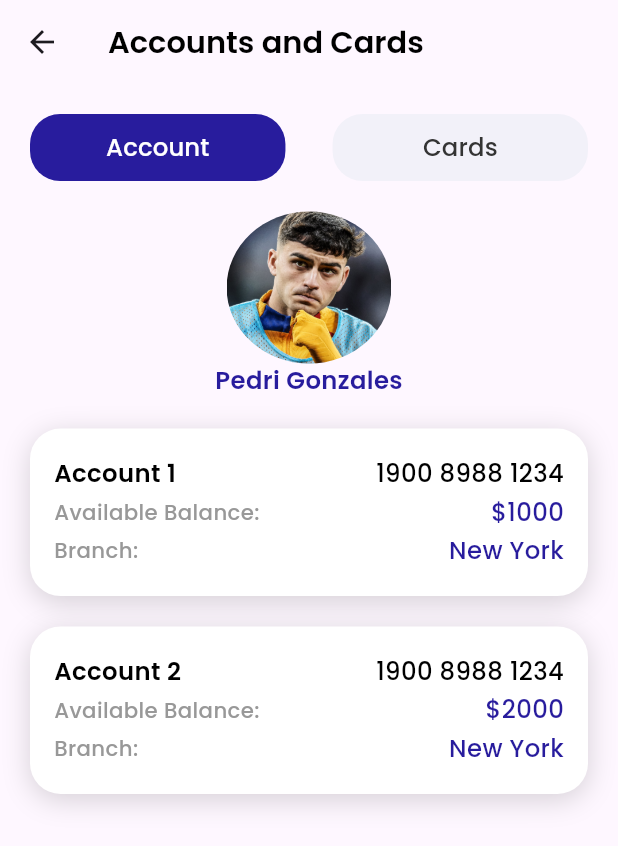
After one commit to omar20800/ibank, a Flutter app: the HomeScreen screen opened directly, after a tap on "Account and Cards", on a phone screen of 412 x 824 dp. The commit adds this screen. Shown: the top 846 px of the screen. Run offline on Flutter 3.47's test engine with Material 3 defaults, Android fonts, the phone set to English and light mode, and no system bars; our stand-ins replace cloud_firestore, firebase_auth, firebase_core, flutter_bloc, flutter_screenutil, flutter_svg and 3 more; missing offline and left inert: double_tap_to_exit; accounts and stored records are empty.

Commit message:
feat: Refactor HomeScreen and add AccountsTab widget
- Updated HomeScreen to dynamically display user name and removed hardcoded values.
- Introduced AccountsTab widget to display account details in a list format.
- Modified HomeTileWidget to navigate to AccountcardScreen on tap.
- Changed BottomNavigationBar type to shifting and enabled unselected labels.
- Refactored SettingsScreen to use a new SettingsListWidget for better organization.
- Added new SettingsListWidget to encapsulate settings options.
- Integrated Hive for local storage of user data and tokens.
- Updated pubspec.yaml and pubspec.lock for new dependencies and versions.
- Adjusted GeneratedPluginRegistrant.swift for path_provider integration.

```diff
--- /dev/null
+++ b/devtools_options.yaml
@@ -0,0 +1,3 @@
+description: This file stores settings for Dart & Flutter DevTools.
+documentation: https://docs.flutter.dev/tools/devtools/extensions#configure-extension-enablement-states
+extensions:
--- /dev/null
+++ b/lib/core/model/card_mode.dart
@@ -0,0 +1,29 @@
+class CardModel {
+  String cardnumber;
+  String cardholdername;
+  String expirationdate;
+  String? type;
+
+  CardModel({
+    required this.cardnumber,
+    required this.cardholdername,
+    required this.expirationdate,
+    this.type,
+  }) {
+    type = getcardtype(cardnumber);
+  }
+
+  String? getcardtype(String cardnumber) {
+    if (cardnumber.startsWith('4')) {
+      return 'visa';
+    } else if (cardnumber.startsWith('5') || cardnumber.startsWith('2')) {
+      return 'mastercard';
+    } else if (cardnumber.startsWith('3')) {
+      return 'american express';
+    } else if (cardnumber.startsWith('6')) {
+      return 'discover';
+    } else {
+      return null;
+    }
+  }
+}
--- /dev/null
+++ b/lib/core/model/user_model.dart
@@ -0,0 +1,69 @@
+import 'package:hive/hive.dart';
+
+part 'user_model.g.dart';
+
+@HiveType(typeId: 1)
+class UserModel {
+  @HiveField(0)
+  String? uid;
+  @HiveField(1)
+  String? name;
+  @HiveField(2)
+  String? email;
+  @HiveField(3)
+  String? imageUrl;
+  @HiveField(4)
+  String? phoneNumber;
+  @HiveField(5)
+  int? age;
+  @HiveField(6)
+  double? balance;
+
+  UserModel({
+    this.uid,
+    this.name,
+    this.email,
+    this.imageUrl,
+    this.phoneNumber,
+    this.age,
+    this.balance,
+  });
+  UserModel.fromJson(Map<String, dynamic> json) {
+    uid = json['uid'];
+    name = json['name'];
+    email = json['email'];
+    imageUrl = json['imageUrl'];
+    phoneNumber = json['phoneNumber'];
+    age = json['age'];
+    balance = json['balance'];
+  }
+  Map<String, dynamic> toJson() {
+    final Map<String, dynamic> data = <String, dynamic>{};
+    data['uid'] = uid;
+    data['name'] = name;
+    data['email'] = email;
+    data['imageUrl'] = imageUrl;
+    data['phoneNumber'] = phoneNumber;
+    data['age'] = age;
+    data['balance'] = balance;
+    return data;
+  }
+
+  UserModel copyWith({
+    String? uid,
+    String? name,
+    String? email,
+    String? imageUrl,
+    String? phoneNumber,
+    int? age,
+    double? balance,
+  }) => UserModel(
+    uid: uid ?? this.uid,
+    name: name ?? this.name,
+    email: email ?? this.email,
+    imageUrl: imageUrl ?? this.imageUrl,
+    phoneNumber: phoneNumber ?? this.phoneNumber,
+    age: age ?? this.age,
+    balance: balance ?? this.balance,
+  );
+}
--- a/lib/core/service/local_helper.dart
+++ b/lib/core/service/local_helper.dart
@@ -1,21 +1,22 @@
-import 'package:shared_preferences/shared_preferences.dart';
+import 'package:hive/hive.dart';
+import 'package:ibank/core/model/user_model.dart';
 
 class AppLocalStorage {
-  static SharedPreferences? tokenpref;
+  static Box<UserModel>? userbox;
 
   static init() async {
-    tokenpref = await SharedPreferences.getInstance();
+    userbox = Hive.box<UserModel>('userbox');
   }
 
-  static cacheToken(String token) async {
-    await tokenpref?.setString('token', token);
+  static cacheUser(String key, UserModel user) async {
+    await userbox?.put(key, user);
   }
 
-  static getToken() {
-    return tokenpref?.getString('token');
+  static UserModel? getUser(String key) {
+    return userbox?.get(key);
   }
 
-  static removeToken() async {
-    await tokenpref?.remove('token');
+  static removeUser(String key) async {
+    await userbox?.delete(key);
   }
 }
--- a/lib/features/home/presentation/widgets/credit_card_widget.dart
+++ b/lib/core/widgets/credit_card_widget.dart
@@ -1,23 +1,17 @@
 import 'package:flutter/material.dart';
 import 'package:flutter_screenutil/flutter_screenutil.dart';
+import 'package:ibank/core/model/card_mode.dart';
 import 'package:ibank/core/utils/appcolour.dart';
 import 'package:ibank/core/utils/text_style.dart';
 import 'package:ibank/features/home/presentation/widgets/serial_number_widget.dart';
 
 class CreditCardWidget extends StatelessWidget {
-  const CreditCardWidget({
-    super.key,
-    this.serialnumber = '',
-    this.username = '',
-    this.balance = 0.0,
-  });
-  final String username;
-  final String serialnumber;
-  final double balance;
+  const CreditCardWidget({super.key, this.card});
+  final CardModel? card;
 
   @override
   Widget build(BuildContext context) {
-    if (serialnumber.isEmpty == false) {
+    if (card != null) {
       return Container(
         width: double.infinity,
         height: 250.h,
@@ -25,7 +19,7 @@ class CreditCardWidget extends StatelessWidget {
         decoration: BoxDecoration(
           image: DecorationImage(
             fit: BoxFit.fitWidth,
-            image: AssetImage('assets/images/${getcardtype(serialnumber)}.png'),
+            image: AssetImage('assets/images/${card?.type}.png'),
           ),
         ),
         child: Column(
@@ -34,21 +28,21 @@ class CreditCardWidget extends StatelessWidget {
           children: [
             Expanded(
               child: Text(
-                username,
+                card!.cardholdername,
                 maxLines: 1,
                 overflow: TextOverflow.ellipsis,
                 style: getTitle2TextStyle(color: AppColours.naturalColor6),
               ),
             ),
             Text(
-              getcardtype(serialnumber)!.toUpperCase(),
+              '${card!.type?.toUpperCase()}',
               style: getBody1TextStyle(color: AppColours.naturalColor6),
             ),
             SizedBox(height: 20.h),
-            SerialNumberWidget(serialNumber: serialnumber),
+            SerialNumberWidget(serialNumber: card!.cardnumber),
             SizedBox(height: 10.h),
             Text(
-              '\$$balance',
+              card!.expirationdate,
               style: getTitle2TextStyle(color: AppColours.naturalColor6),
             ),
           ],
@@ -66,25 +60,18 @@ class CreditCardWidget extends StatelessWidget {
           ),
         ),
         child: Column(
-          crossAxisAlignment: CrossAxisAlignment.start,
-          mainAxisAlignment: MainAxisAlignment.start,
-          children: [],
+          crossAxisAlignment: CrossAxisAlignment.center,
+          mainAxisAlignment: MainAxisAlignment.center,
+          children: [
+            Text(
+              'No Cards Available',
+              maxLines: 1,
+              overflow: TextOverflow.ellipsis,
+              style: getTitle2TextStyle(color: AppColours.naturalColor6),
+            ),
+          ],
         ),
       );
     }
   }
-
-  String? getcardtype(String cardnumber) {
-    if (cardnumber.startsWith('4')) {
-      return 'visa';
-    } else if (cardnumber.startsWith('5') || cardnumber.startsWith('2')) {
-      return 'mastercard';
-    } else if (cardnumber.startsWith('3')) {
-      return 'american express';
-    } else if (cardnumber.startsWith('6')) {
-      return 'discover';
-    } else {
-      return null;
-    }
-  }
 }
--- a/lib/core/widgets/custom_button_widget.dart
+++ b/lib/core/widgets/custom_button_widget.dart
@@ -10,7 +10,11 @@ class CustomButtonWidget extends StatelessWidget {
     this.onPressed,
     this.bgcolor,
     this.textColor,
+    this.width,
+    this.height,
   });
+  final double? width;
+  final double? height;
   final String text;
   final Function? onPressed;
   final Color? bgcolor;
@@ -19,8 +23,8 @@ class CustomButtonWidget extends StatelessWidget {
   @override
   Widget build(BuildContext context) {
     return SizedBox(
-      width: double.infinity,
-      height: 60.h,
+      width: width ?? double.infinity,
+      height: height ?? 60.h,
       child: ElevatedButton(
         onPressed: () {
           if (onPressed != null) {
@@ -32,6 +36,7 @@ class CustomButtonWidget extends StatelessWidget {
           shape: RoundedRectangleBorder(
             borderRadius: BorderRadius.circular(20),
           ),
+          shadowColor: Colors.transparent,
         ),
         child: Text(
           text,
--- /dev/null
+++ b/lib/features/home/presentation/screens/accountcard_screen.dart
@@ -0,0 +1,110 @@
+import 'package:flutter/material.dart';
+import 'package:flutter_screenutil/flutter_screenutil.dart';
+import 'package:ibank/core/model/card_mode.dart';
+import 'package:ibank/core/utils/appcolour.dart';
+import 'package:ibank/core/utils/box_shadow.dart';
+import 'package:ibank/core/utils/text_style.dart';
+import 'package:ibank/core/widgets/credit_card_widget.dart';
+import 'package:ibank/core/widgets/custom_button_widget.dart';
+import 'package:ibank/core/widgets/picture_widget.dart';
+import 'package:ibank/features/home/presentation/widgets/accounts_tab.dart';
+
+class AccountcardScreen extends StatefulWidget {
+  const AccountcardScreen({super.key});
+
+  @override
+  State<AccountcardScreen> createState() => _AccountcardScreenState();
+}
+
+class _AccountcardScreenState extends State<AccountcardScreen> {
+  bool isAccountSelected = true;
+  @override
+  Widget build(BuildContext context) {
+    return Scaffold(
+      appBar: AppBar(
+        title: Text('Accounts and Cards', style: getTitle2TextStyle()),
+      ),
+      body: Padding(
+        padding: const EdgeInsets.all(20.0),
+        child: Column(
+          children: [
+            Row(
+              children: [
+                CustomButtonWidget(
+                  height: 44.h,
+                  width: 155.w,
+                  text: 'Account',
+                  bgcolor:
+                      isAccountSelected
+                          ? AppColours.primaryColor1
+                          : AppColours.primaryColor4,
+                  textColor:
+                      isAccountSelected
+                          ? AppColours.naturalColor6
+                          : AppColours.naturalColor1,
+                  onPressed: () {
+                    setState(() {
+                      isAccountSelected = true;
+                    });
+                  },
+                ),
+                Spacer(),
+                CustomButtonWidget(
+                  height: 44.h,
+                  width: 155.w,
+                  text: 'Cards',
+                  bgcolor:
+                      isAccountSelected
+                          ? AppColours.primaryColor4
+                          : AppColours.primaryColor1,
+                  textColor:
+                      isAccountSelected
+                          ? AppColours.naturalColor1
+                          : AppColours.naturalColor6,
+                  onPressed: () {
+                    setState(() {
+                      isAccountSelected = false;
+                    });
+                  },
+                ),
+              ],
+            ),
+            SizedBox(height: 20.h),
+            isAccountSelected
+                ? Expanded(child: AccountsTab())
+                : Expanded(
+                  child: Column(
+                    children: [
+                      Expanded(
+                        child: ListView.separated(
+                          itemCount: 2,
+                          itemBuilder: (context, index) {
+                            return CreditCardWidget(
+                              card: CardModel(
+                                cardnumber: '5454545454545454',
+                                cardholdername: 'Pedri Gonzales',
+                                expirationdate: '12/25',
+                              ),
+                            );
+                          },
+                          separatorBuilder:
+                              (context, index) => SizedBox(height: 5.h),
+                        ),
+                      ),
+                      SizedBox(height: 20.h),
+                      CustomButtonWidget(
+                        height: 44.h,
+                        text: 'Add new card',
+                        bgcolor: AppColours.primaryColor1,
+                        textColor: AppColours.naturalColor6,
+                        onPressed: () {},
+                      ),
+                    ],
+                  ),
+                ),
+          ],
+        ),
+      ),
+    );
+  }
+}
--- a/lib/features/home/presentation/screens/home_screen.dart
+++ b/lib/features/home/presentation/screens/home_screen.dart
@@ -1,14 +1,18 @@
 import 'package:flutter/material.dart';
 import 'package:flutter_screenutil/flutter_screenutil.dart';
+import 'package:ibank/core/model/card_mode.dart';
+import 'package:ibank/core/model/user_model.dart';
+import 'package:ibank/core/service/local_helper.dart';
 import 'package:ibank/core/utils/appcolour.dart';
 import 'package:ibank/core/utils/text_style.dart';
 import 'package:ibank/core/widgets/picture_widget.dart';
-import 'package:ibank/features/home/presentation/widgets/credit_card_widget.dart';
+import 'package:ibank/core/widgets/credit_card_widget.dart';
+import 'package:ibank/features/home/presentation/screens/accountcard_screen.dart';
 import 'package:ibank/features/home/presentation/widgets/home_tile_widget.dart';
 
 class HomeScreen extends StatelessWidget {
-  const HomeScreen({super.key});
-
+  HomeScreen({super.key});
+  final UserModel? user = AppLocalStorage.getUser('user');
   @override
   Widget build(BuildContext context) {
     return Scaffold(
@@ -24,7 +28,7 @@ class HomeScreen extends StatelessWidget {
                     PictureWidget(),
                     SizedBox(width: 20.w),
                     Text(
-                      'Hi, Pedri Gonzalez',
+                      'Hi, ${user?.name}',
                       style: getBody1TextStyle(color: AppColours.naturalColor6),
                     ),
                     Spacer(),
@@ -56,11 +60,7 @@ class HomeScreen extends StatelessWidget {
                   ),
                   child: Column(
                     children: [
-                      CreditCardWidget(
-                        username: 'Pedri Gonzalez',
-                        balance: 1000.0,
-                        serialnumber: '5424180273333333',
-                      ),
+                      CreditCardWidget(),
                       Expanded(
                         child: Row(
                           spacing: 15.w,
@@ -68,14 +68,17 @@ class HomeScreen extends StatelessWidget {
                             HomeTileWidget(
                               iconPath: 'assets/icons/wallet_icon.svg',
                               title: 'Account and Cards',
+                              destination: AccountcardScreen(),
                             ),
                             HomeTileWidget(
                               title: 'Transfer',
                               iconPath: 'assets/icons/transfer.svg',
+                              destination: AccountcardScreen(),
                             ),
                             HomeTileWidget(
                               title: 'Withdraw',
                               iconPath: 'assets/icons/credit-card.svg',
+                              destination: AccountcardScreen(),
                             ),
                           ],
                         ),
@@ -88,14 +91,17 @@ class HomeScreen extends StatelessWidget {
                             HomeTileWidget(
                               iconPath: 'assets/icons/mobile-banking.svg',
                               title: 'Mobile prepaid',
+                              destination: AccountcardScreen(),
                             ),
                             HomeTileWidget(
                               title: 'Pay the bill',
                               iconPath: 'assets/icons/receipt-list.svg',
+                              destination: AccountcardScreen(),
                             ),
                             HomeTileWidget(
                               title: 'Save online',
                               iconPath: 'assets/icons/pig.svg',
+                              destination: AccountcardScreen(),
                             ),
                           ],
                         ),
@@ -108,14 +114,17 @@ class HomeScreen extends StatelessWidget {
                             HomeTileWidget(
                               iconPath: 'assets/icons/credit-card 2.svg',
                               title: 'Credit card',
+                              destination: AccountcardScreen(),
                             ),
                             HomeTileWidget(
                               title: 'Transaction report',
                               iconPath: 'assets/icons/file-paragraph.svg',
+                              destination: AccountcardScreen(),
                             ),
                             HomeTileWidget(
                               title: 'Beneficiary',
                               iconPath: 'assets/icons/contacts.svg',
+                              destination: AccountcardScreen(),
                             ),
                           ],
                         ),
--- /dev/null
+++ b/lib/features/home/presentation/widgets/accounts_tab.dart
@@ -0,0 +1,95 @@
+import 'package:flutter/material.dart';
+import 'package:flutter_screenutil/flutter_screenutil.dart';
+import 'package:ibank/core/utils/appcolour.dart';
+import 'package:ibank/core/utils/box_shadow.dart';
+import 'package:ibank/core/utils/text_style.dart';
+import 'package:ibank/core/widgets/picture_widget.dart';
+
+class AccountsTab extends StatelessWidget {
+  const AccountsTab({super.key});
+
+  @override
+  Widget build(BuildContext context) {
+    return Column(
+      mainAxisAlignment: MainAxisAlignment.center,
+      crossAxisAlignment: CrossAxisAlignment.center,
+      children: [
+        PictureWidget(width: 100.w, height: 100.h),
+        Text(
+          'Pedri Gonzales',
+          style: getTitle3TextStyle(color: AppColours.primaryColor1),
+        ),
+        SizedBox(height: 20.h),
+        Expanded(
+          child: ListView.separated(
+            itemBuilder: (context, index) {
+              return Container(
+                height: 110.h,
+                width: double.infinity,
+                padding: EdgeInsets.all(16),
+                decoration: BoxDecoration(
+                  borderRadius: BorderRadius.circular(20.r),
+                  boxShadow: [getDefaultBoxShadow()],
+                  color: AppColours.naturalColor6,
+                ),
+                child: Center(
+                  child: Column(
+                    mainAxisAlignment: MainAxisAlignment.spaceEvenly,
+                    children: [
+                      Row(
+                        children: [
+                          Text(
+                            'Account ${index + 1}',
+                            style: getTitle3TextStyle(),
+                          ),
+                          Spacer(),
+                          Text('1900 8988 1234', style: getBody1TextStyle()),
+                        ],
+                      ),
+                      Row(
+                        children: [
+                          Text(
+                            'Available Balance:',
+                            style: getCaption2TextStyle(
+                              color: AppColours.naturalColor3,
+                            ),
+                          ),
+                          Spacer(),
+                          Text(
+                            '\$${(index + 1) * 1000}',
+                            style: getBody1TextStyle(
+                              color: AppColours.primaryColor1,
+                            ),
+                          ),
+                        ],
+                      ),
+                      Row(
+                        children: [
+                          Text(
+                            'Branch:',
+                            style: getCaption2TextStyle(
+                              color: AppColours.naturalColor3,
+                            ),
+                          ),
+                          Spacer(),
+                          Text(
+                            'New York',
+                            style: getBody1TextStyle(
+                              color: AppColours.primaryColor1,
+                            ),
+                          ),
+                        ],
+                      ),
+                    ],
+                  ),
+                ),
+              );
+            },
+            separatorBuilder: (context, index) => SizedBox(height: 20.h),
+            itemCount: 2,
+          ),
+        ),
+      ],
+    );
+  }
+}
--- a/lib/features/home/presentation/widgets/home_tile_widget.dart
+++ b/lib/features/home/presentation/widgets/home_tile_widget.dart
@@ -1,6 +1,7 @@
 import 'package:flutter/material.dart';
 import 'package:flutter_screenutil/flutter_screenutil.dart';
 import 'package:flutter_svg/svg.dart';
+import 'package:ibank/core/extentions/extenstions.dart';
 import 'package:ibank/core/utils/appcolour.dart';
 import 'package:ibank/core/utils/box_shadow.dart';
 import 'package:ibank/core/utils/text_style.dart';
@@ -10,13 +11,19 @@ class HomeTileWidget extends StatelessWidget {
     super.key,
     required this.title,
     required this.iconPath,
+    required this.destination,
   });
   final String title;
   final String iconPath;
+  final Widget destination;
 
   @override
   Widget build(BuildContext context) {
     return Expanded(
+      child: InkWell(
+        onTap: () {
+          context.pushTo(destination);
+        },
         child: Container(
           decoration: BoxDecoration(
             color: AppColours.naturalColor6,
@@ -37,6 +44,7 @@ class HomeTileWidget extends StatelessWidget {
             ],
           ),
         ),
+      ),
     );
   }
 }
--- a/lib/features/main/presentation/screens/main_screen.dart
+++ b/lib/features/main/presentation/screens/main_screen.dart
@@ -33,7 +33,8 @@ class _MainScreenState extends State<MainScreen> {
         bottomNavigationBar: BottomNavigationBar(
           currentIndex: currentIndex,
           backgroundColor: AppColours.naturalColor6,
-          type: BottomNavigationBarType.fixed,
+          type: BottomNavigationBarType.shifting,
+          showUnselectedLabels: true,
           unselectedItemColor: AppColours.naturalColor1,
           selectedItemColor: AppColours.primaryColor1,
           items: [
--- a/pubspec.yaml
+++ b/pubspec.yaml
@@ -16,10 +16,13 @@ dependencies:
   flutter_bloc: ^9.1.0
   flutter_screenutil: ^5.9.3
   flutter_svg: ^2.1.0
+  hive: ^2.2.3
+  hive_flutter: ^1.1.0
+  hive_generator: ^2.0.1
   local_auth: ^2.3.0
-  shared_preferences: ^2.5.3
 
 dev_dependencies:
+  build_runner: ^2.4.15
   flutter_lints: ^5.0.0
   flutter_test:
     sdk: flutter
```
Also changed, not shown: lib/features/auth/presentation/cubit/auth_cubit.dart (+29 -6 lines), lib/features/settings/presentation/screens/settings_screen.dart (+1 -38 lines), lib/features/settings/presentation/widgets/settings_list_widget.dart (added, +53 -0 lines), lib/main.dart (+6 -1 lines), lib/core/model/user_model.g.dart (added), pubspec.lock, 2 other files. Lines whose indentation alone changed are shown as unchanged.
